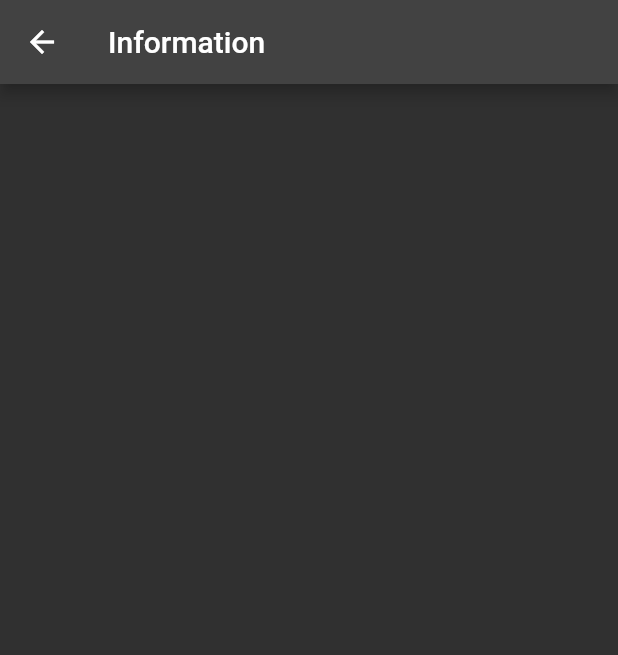
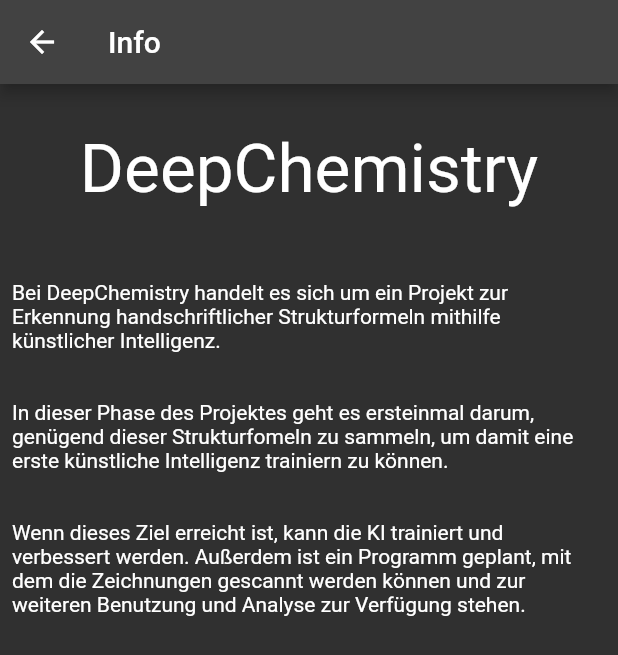
Before and after one commit to SirSimon04/DeepChemistryApp, a Flutter app: the InfoScreen screen opened directly, on a phone screen of 412 x 824 dp. Shown: the top 655 px of the screen. Run offline on Flutter 3.47's test engine with Material 2 defaults, Android fonts, the phone set to English and light mode, and no system bars; drawn by our look-alikes of flutter_platform_widgets; our stand-ins replace image_gallery_saver, screenshot.

Commit message:
Add information on info screen

```diff
--- a/lib/screens/info_screen/info_screen.dart
+++ b/lib/screens/info_screen/info_screen.dart
@@ -13,9 +13,35 @@ class _InfoScreenState extends State<InfoScreen> {
   Widget build(BuildContext context) {
     return PlatformScaffold(
       appBar: PlatformAppBar(
-        title: const Text("Information"),
+        title: const Text("Info"),
       ),
-      body: Container(),
+      body: ListView(
+        children: [
+          const SizedBox(
+            height: 30,
+          ),
+          Text(
+            "DeepChemistry",
+            textAlign: TextAlign.center,
+            style: Theme.of(context).textTheme.headline3!.copyWith(
+                  color: Colors.white,
+                ),
+          ),
+          const SizedBox(
+            height: 40,
+          ),
+          Padding(
+            padding: const EdgeInsets.all(8.0),
+            child: Text(
+              "Bei DeepChemistry handelt es sich um ein Projekt zur Erkennung handschriftlicher Strukturformeln mithilfe künstlicher Intelligenz.\n\n\nIn dieser Phase des Projektes geht es ersteinmal darum, genügend dieser Strukturfomeln zu sammeln, um damit eine erste künstliche Intelligenz trainiern zu können.\n\n\nWenn dieses Ziel erreicht ist, kann die KI trainiert und verbessert werden. Außerdem ist ein Programm geplant, mit dem die Zeichnungen gescannt werden können und zur weiteren Benutzung und Analyse zur Verfügung stehen.",
+              style: Theme.of(context)
+                  .textTheme
+                  .bodyMedium!
+                  .copyWith(color: Colors.white),
+            ),
+          )
+        ],
+      ),
     );
   }
 }
```
